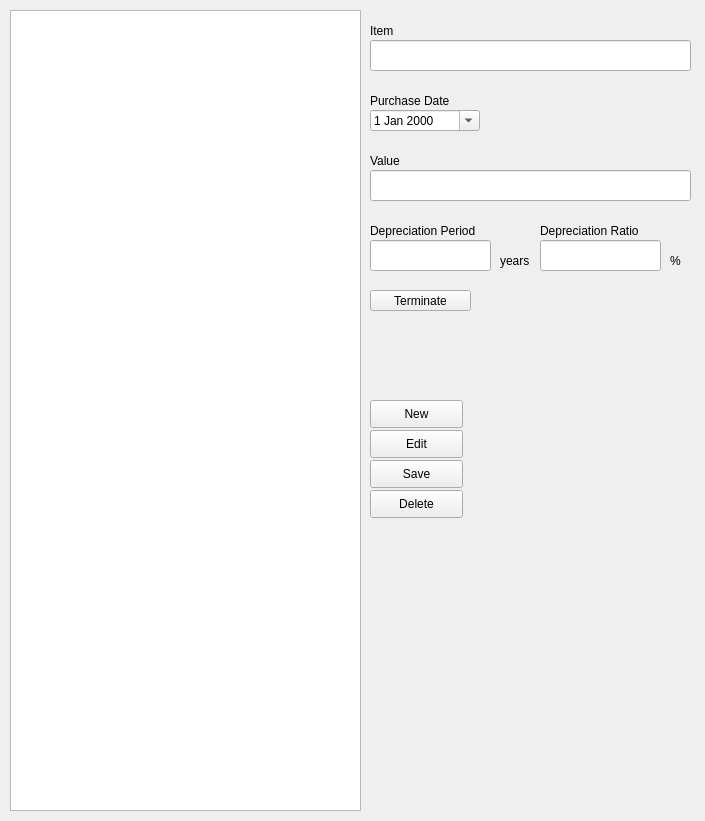
Above: app/src/pages/settings/fixed_asset.ui from DY-Microfinance-Customer-Management/dymf-algorithm before the change. Below: the same form after it.
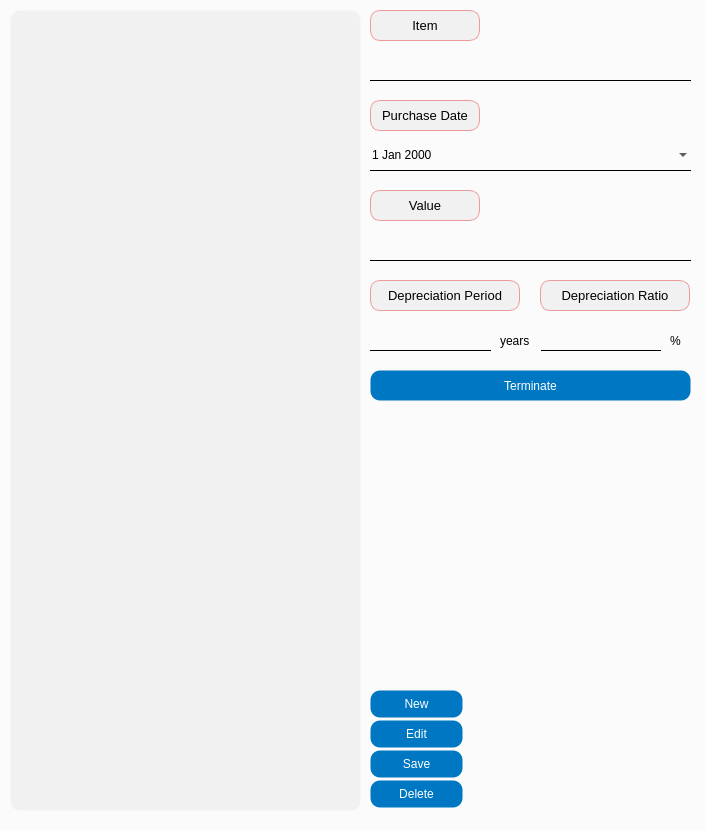
That is the form after the change.

Patch:
```diff
--- a/app/src/pages/settings/fixed_asset.ui
+++ b/app/src/pages/settings/fixed_asset.ui
@@ -7,12 +7,48 @@
     <x>0</x>
     <y>0</y>
     <width>705</width>
-    <height>821</height>
+    <height>830</height>
    </rect>
   </property>
   <property name="windowTitle">
    <string>Fixed Asset Management</string>
   </property>
+  <property name="styleSheet">
+   <string notr="true">QWidget {
+	background-color: #fbfbfb;
+}
+
+QTableView {
+	background-color: #f1f1f1;
+	border: 1px solid transparent;
+	border-radius: 10px;
+}
+
+QPushButton {
+    background-color: #0077c2;
+    color: white;
+    border: 1px solid transparent;
+    border-radius: 10px;
+    padding: 5px 10px;
+}
+
+QPushButton:hover {
+    border: 1px solid white;
+}
+
+QPushButton:pressed {
+    background-color: #005f9e;
+    padding-top: 6px;
+    padding-bottom: 4px;
+}
+
+QPushButton:disabled {
+    background-color: lightgray;
+    color: gray;
+    border: 1px solid gray;
+}
+</string>
+  </property>
   <widget class="QWidget" name="centralwidget">
    <widget class="QTableView" name="fixedAssetTable">
     <property name="geometry">
@@ -28,7 +64,7 @@
     <property name="geometry">
      <rect>
       <x>370</x>
-      <y>400</y>
+      <y>690</y>
       <width>93</width>
       <height>28</height>
      </rect>
@@ -41,7 +77,7 @@
     <property name="geometry">
      <rect>
       <x>370</x>
-      <y>460</y>
+      <y>750</y>
       <width>93</width>
       <height>28</height>
      </rect>
@@ -54,7 +90,7 @@
     <property name="geometry">
      <rect>
       <x>370</x>
-      <y>430</y>
+      <y>720</y>
       <width>93</width>
       <height>28</height>
      </rect>
@@ -67,7 +103,7 @@
     <property name="geometry">
      <rect>
       <x>370</x>
-      <y>490</y>
+      <y>780</y>
       <width>93</width>
       <height>28</height>
      </rect>
@@ -80,93 +116,105 @@
     <property name="geometry">
      <rect>
       <x>370</x>
-      <y>40</y>
+      <y>50</y>
       <width>321</width>
       <height>31</height>
      </rect>
     </property>
-   </widget>
-   <widget class="QLabel" name="label_2">
-    <property name="geometry">
-     <rect>
-      <x>370</x>
-      <y>20</y>
-      <width>111</width>
-      <height>21</height>
-     </rect>
-    </property>
-    <property name="text">
-     <string>Item</string>
+    <property name="styleSheet">
+     <string notr="true">QLineEdit {
+    border: none;
+    border-bottom: 1px solid black;
+    background-color: transparent;
+    color: black;
+}
+
+QLineEdit:disabled {
+    border: none;
+    border-bottom: 1px solid lightgray;
+    background-color: lightgray;
+    color: lightgray;
+}
+</string>
     </property>
    </widget>
    <widget class="QLineEdit" name="value">
     <property name="geometry">
      <rect>
       <x>370</x>
-      <y>170</y>
+      <y>230</y>
       <width>321</width>
       <height>31</height>
      </rect>
     </property>
-   </widget>
-   <widget class="QLabel" name="userIDLabel">
-    <property name="geometry">
-     <rect>
-      <x>370</x>
-      <y>150</y>
-      <width>171</width>
-      <height>21</height>
-     </rect>
-    </property>
-    <property name="text">
-     <string>Value</string>
-    </property>
-   </widget>
-   <widget class="QLabel" name="userPasswordLabel">
-    <property name="geometry">
-     <rect>
-      <x>370</x>
-      <y>220</y>
-      <width>171</width>
-      <height>21</height>
-     </rect>
-    </property>
-    <property name="text">
-     <string>Depreciation Period</string>
+    <property name="styleSheet">
+     <string notr="true">QLineEdit {
+    border: none;
+    border-bottom: 1px solid black;
+    background-color: transparent;
+    color: black;
+}
+
+QLineEdit:disabled {
+    border: none;
+    border-bottom: 1px solid lightgray;
+    background-color: lightgray;
+    color: lightgray;
+}
+</string>
     </property>
    </widget>
    <widget class="QLineEdit" name="depreciationPeriod">
     <property name="geometry">
      <rect>
       <x>370</x>
-      <y>240</y>
+      <y>320</y>
       <width>121</width>
       <height>31</height>
      </rect>
     </property>
-   </widget>
-   <widget class="QLabel" name="userIDLabel_2">
-    <property name="geometry">
-     <rect>
-      <x>370</x>
-      <y>90</y>
-      <width>171</width>
-      <height>21</height>
-     </rect>
-    </property>
-    <property name="text">
-     <string>Purchase Date</string>
+    <property name="styleSheet">
+     <string notr="true">QLineEdit {
+    border: none;
+    border-bottom: 1px solid black;
+    background-color: transparent;
+    color: black;
+}
+
+QLineEdit:disabled {
+    border: none;
+    border-bottom: 1px solid lightgray;
+    background-color: lightgray;
+    color: lightgray;
+}
+</string>
     </property>
    </widget>
    <widget class="QDateEdit" name="purchaseDate">
     <property name="geometry">
      <rect>
       <x>370</x>
-      <y>110</y>
-      <width>110</width>
-      <height>21</height>
+      <y>140</y>
+      <width>321</width>
+      <height>31</height>
      </rect>
     </property>
+    <property name="styleSheet">
+     <string notr="true">QDateEdit {
+	border: none;
+    border-bottom: 1px solid black;
+    background-color: transparent;
+    color: black;
+}
+
+QDateEdit:disabled {
+	border: none;
+    border-bottom: 1px solid lightgray;
+    background-color: lightgray;
+    color: lightgray;
+}
+</string>
+    </property>
     <property name="calendarPopup">
      <bool>true</bool>
     </property>
@@ -175,9 +223,9 @@
     <property name="geometry">
      <rect>
       <x>370</x>
-      <y>290</y>
-      <width>101</width>
-      <height>21</height>
+      <y>370</y>
+      <width>321</width>
+      <height>31</height>
      </rect>
     </property>
     <property name="text">
@@ -188,30 +236,33 @@
     <property name="geometry">
      <rect>
       <x>540</x>
-      <y>240</y>
+      <y>320</y>
       <width>121</width>
       <height>31</height>
      </rect>
     </property>
-   </widget>
-   <widget class="QLabel" name="userPasswordLabel_2">
-    <property name="geometry">
-     <rect>
-      <x>540</x>
-      <y>220</y>
-      <width>171</width>
-      <height>21</height>
-     </rect>
-    </property>
-    <property name="text">
-     <string>Depreciation Ratio</string>
+    <property name="styleSheet">
+     <string notr="true">QLineEdit {
+    border: none;
+    border-bottom: 1px solid black;
+    background-color: transparent;
+    color: black;
+}
+
+QLineEdit:disabled {
+    border: none;
+    border-bottom: 1px solid lightgray;
+    background-color: lightgray;
+    color: lightgray;
+}
+</string>
     </property>
    </widget>
    <widget class="QLabel" name="userPasswordLabel_3">
     <property name="geometry">
      <rect>
       <x>670</x>
-      <y>250</y>
+      <y>330</y>
       <width>16</width>
       <height>21</height>
      </rect>
@@ -224,7 +275,7 @@
     <property name="geometry">
      <rect>
       <x>500</x>
-      <y>250</y>
+      <y>330</y>
       <width>41</width>
       <height>21</height>
      </rect>
@@ -233,6 +284,211 @@
      <string>years</string>
     </property>
    </widget>
+   <widget class="QLabel" name="label_33">
+    <property name="geometry">
+     <rect>
+      <x>370</x>
+      <y>10</y>
+      <width>110</width>
+      <height>31</height>
+     </rect>
+    </property>
+    <property name="minimumSize">
+     <size>
+      <width>110</width>
+      <height>0</height>
+     </size>
+    </property>
+    <property name="maximumSize">
+     <size>
+      <width>110</width>
+      <height>16777215</height>
+     </size>
+    </property>
+    <property name="font">
+     <font>
+      <pointsize>10</pointsize>
+     </font>
+    </property>
+    <property name="styleSheet">
+     <string notr="true">background-color:rgb(241, 241, 241);
+border: 1px solid #ef9a9a;
+border-radius: 10px;</string>
+    </property>
+    <property name="frameShape">
+     <enum>QFrame::Box</enum>
+    </property>
+    <property name="text">
+     <string>Item</string>
+    </property>
+    <property name="alignment">
+     <set>Qt::AlignCenter</set>
+    </property>
+   </widget>
+   <widget class="QLabel" name="label_34">
+    <property name="geometry">
+     <rect>
+      <x>370</x>
+      <y>100</y>
+      <width>110</width>
+      <height>31</height>
+     </rect>
+    </property>
+    <property name="minimumSize">
+     <size>
+      <width>110</width>
+      <height>0</height>
+     </size>
+    </property>
+    <property name="maximumSize">
+     <size>
+      <width>110</width>
+      <height>16777215</height>
+     </size>
+    </property>
+    <property name="font">
+     <font>
+      <pointsize>10</pointsize>
+     </font>
+    </property>
+    <property name="styleSheet">
+     <string notr="true">background-color:rgb(241, 241, 241);
+border: 1px solid #ef9a9a;
+border-radius: 10px;</string>
+    </property>
+    <property name="frameShape">
+     <enum>QFrame::Box</enum>
+    </property>
+    <property name="text">
+     <string>Purchase Date</string>
+    </property>
+    <property name="alignment">
+     <set>Qt::AlignCenter</set>
+    </property>
+   </widget>
+   <widget class="QLabel" name="label_35">
+    <property name="geometry">
+     <rect>
+      <x>370</x>
+      <y>190</y>
+      <width>110</width>
+      <height>31</height>
+     </rect>
+    </property>
+    <property name="minimumSize">
+     <size>
+      <width>110</width>
+      <height>0</height>
+     </size>
+    </property>
+    <property name="maximumSize">
+     <size>
+      <width>110</width>
+      <height>16777215</height>
+     </size>
+    </property>
+    <property name="font">
+     <font>
+      <pointsize>10</pointsize>
+     </font>
+    </property>
+    <property name="styleSheet">
+     <string notr="true">background-color:rgb(241, 241, 241);
+border: 1px solid #ef9a9a;
+border-radius: 10px;</string>
+    </property>
+    <property name="frameShape">
+     <enum>QFrame::Box</enum>
+    </property>
+    <property name="text">
+     <string>Value</string>
+    </property>
+    <property name="alignment">
+     <set>Qt::AlignCenter</set>
+    </property>
+   </widget>
+   <widget class="QLabel" name="label_36">
+    <property name="geometry">
+     <rect>
+      <x>370</x>
+      <y>280</y>
+      <width>150</width>
+      <height>31</height>
+     </rect>
+    </property>
+    <property name="minimumSize">
+     <size>
+      <width>150</width>
+      <height>0</height>
+     </size>
+    </property>
+    <property name="maximumSize">
+     <size>
+      <width>110</width>
+      <height>16777215</height>
+     </size>
+    </property>
+    <property name="font">
+     <font>
+      <pointsize>10</pointsize>
+     </font>
+    </property>
+    <property name="styleSheet">
+     <string notr="true">background-color:rgb(241, 241, 241);
+border: 1px solid #ef9a9a;
+border-radius: 10px;</string>
+    </property>
+    <property name="frameShape">
+     <enum>QFrame::Box</enum>
+    </property>
+    <property name="text">
+     <string>Depreciation Period</string>
+    </property>
+    <property name="alignment">
+     <set>Qt::AlignCenter</set>
+    </property>
+   </widget>
+   <widget class="QLabel" name="label_37">
+    <property name="geometry">
+     <rect>
+      <x>540</x>
+      <y>280</y>
+      <width>150</width>
+      <height>31</height>
+     </rect>
+    </property>
+    <property name="minimumSize">
+     <size>
+      <width>150</width>
+      <height>0</height>
+     </size>
+    </property>
+    <property name="maximumSize">
+     <size>
+      <width>110</width>
+      <height>16777215</height>
+     </size>
+    </property>
+    <property name="font">
+     <font>
+      <pointsize>10</pointsize>
+     </font>
+    </property>
+    <property name="styleSheet">
+     <string notr="true">background-color:rgb(241, 241, 241);
+border: 1px solid #ef9a9a;
+border-radius: 10px;</string>
+    </property>
+    <property name="frameShape">
+     <enum>QFrame::Box</enum>
+    </property>
+    <property name="text">
+     <string>Depreciation Ratio</string>
+    </property>
+    <property name="alignment">
+     <set>Qt::AlignCenter</set>
+    </property>
+   </widget>
   </widget>
  </widget>
  <resources/>
```
